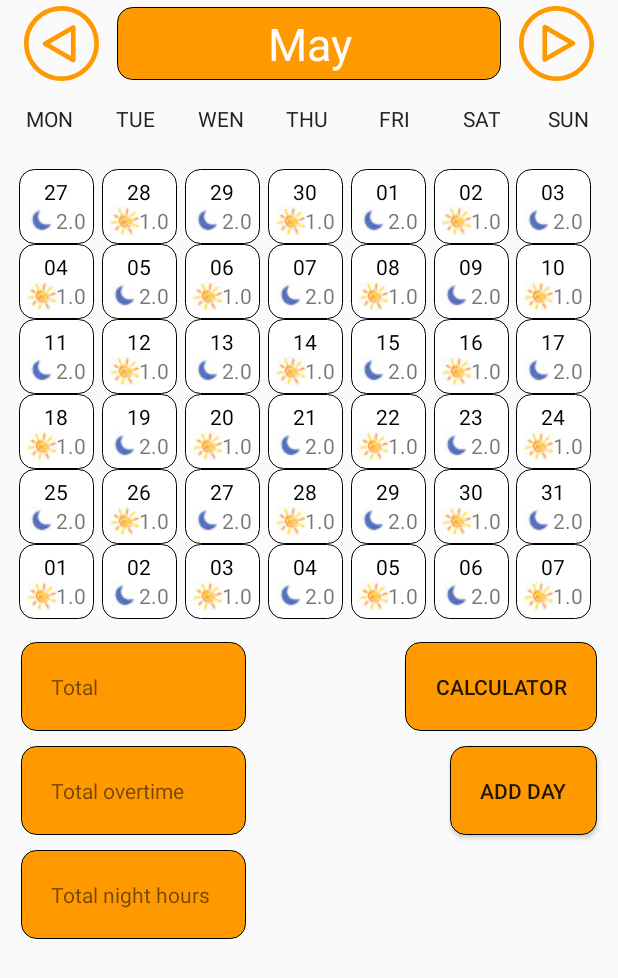
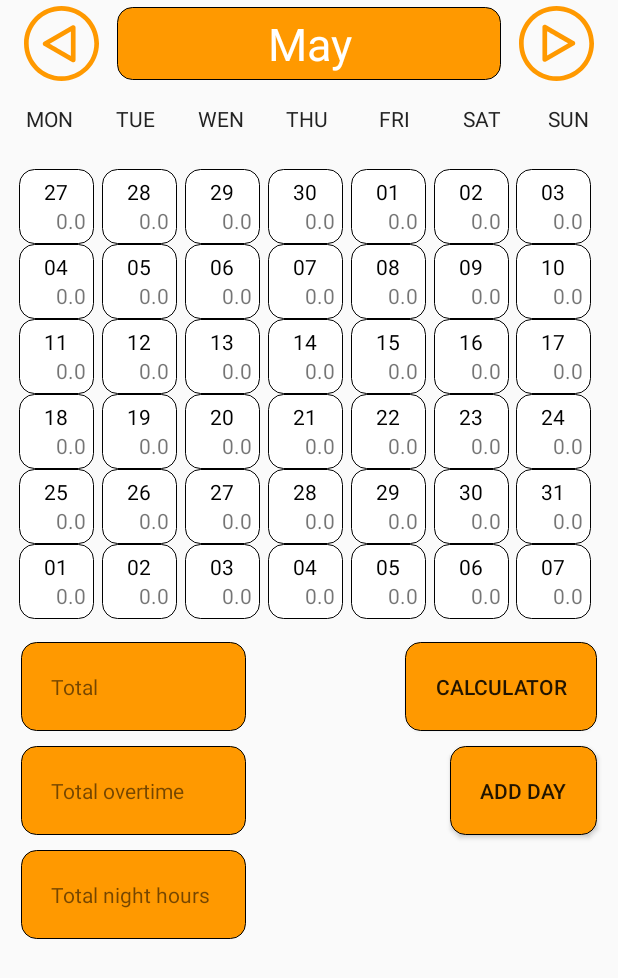
Before and after one commit to boriskim7/Time-Keeper, an Android app: the screen it shows after launch (MainActivity), on a phone screen of 412 x 824 dp. Shown: the top 978 px of the screen. Run offline under Robolectric (Android 15) with nearby library versions, the light colour scheme and no system bars.

Commit message:
db update

```diff
--- a/app/src/main/java/com/example/timekeeper/AddShiftActivity.java
+++ b/app/src/main/java/com/example/timekeeper/AddShiftActivity.java
@@ -42,13 +42,11 @@ public class AddShiftActivity extends AppCompatActivity {
                 Cursor cursor = sqLiteDatabase.query(ShiftDBContract.ShiftRecords.TABLE_NAME, null, null, null, null, null, null);
 
                 if (cursor.moveToFirst()) {
-                    int idIndex = cursor.getColumnIndex(ShiftDBContract.ShiftRecords._ID);
                     int dateIndex = cursor.getColumnIndex(ShiftDBContract.ShiftRecords.COLUMN_DATE);
                     int ovIndex = cursor.getColumnIndex(ShiftDBContract.ShiftRecords.COLUMN_OVERTIME);
                     int nsIndex = cursor.getColumnIndex(ShiftDBContract.ShiftRecords.COLUMN_NIGHT_HOUR);
                     do {
-                        Log.d("mLog", "ID = " + cursor.getInt(idIndex) +
-                                ", DATE = " + cursor.getString(dateIndex) +
+                        Log.d("mLog","DATE = " + cursor.getString(dateIndex) +
                                 ", overtime = " + cursor.getDouble(ovIndex) +
                                 ", nightshift = " + cursor.getDouble(nsIndex));
                     } while (cursor.moveToNext());
--- a/app/src/main/java/com/example/timekeeper/MainActivity.java
+++ b/app/src/main/java/com/example/timekeeper/MainActivity.java
@@ -5,6 +5,8 @@ import androidx.recyclerview.widget.GridLayoutManager;
 import androidx.recyclerview.widget.RecyclerView;
 
 import android.content.Intent;
+import android.database.Cursor;
+import android.database.sqlite.SQLiteDatabase;
 import android.os.Bundle;
 import android.text.format.DateUtils;
 import android.util.Log;
@@ -14,6 +16,7 @@ import android.widget.ImageButton;
 import android.widget.TextView;
 import android.widget.Toast;
 
+import java.text.SimpleDateFormat;
 import java.util.ArrayList;
 import java.util.Calendar;
 import java.util.Date;
@@ -27,8 +30,10 @@ public class MainActivity extends AppCompatActivity implements MyRecyclerViewAda
     private ImageButton nextMonth;
     private Button btnCalc;
     private Button btnAddShift;
-    RecyclerView recyclerView;
-    MyRecyclerViewAdapter adapter;
+    private RecyclerView recyclerView;
+    private MyRecyclerViewAdapter adapter;
+    private SQLiteDatabase sqLiteDatabase;
+
 
     // how many days to show, defaults to six weeks, 42 days
     // default date format
@@ -87,6 +92,12 @@ public class MainActivity extends AppCompatActivity implements MyRecyclerViewAda
 
     }
     public void updateCalendar() {
+        final ShiftDBSQLiteHelper dbHelper = new ShiftDBSQLiteHelper(this);
+        sqLiteDatabase = dbHelper.getWritableDatabase();
+        Cursor cursor;
+        SimpleDateFormat sdf = new SimpleDateFormat("yyy-MM-dd");
+
+
         monthNameInHeader = currentDate.getDisplayName(Calendar.MONTH,Calendar.LONG, Locale.getDefault());
         monthName.setText(monthNameInHeader);
         int numberOfColumns = 7;
@@ -99,7 +110,7 @@ public class MainActivity extends AppCompatActivity implements MyRecyclerViewAda
         calendar.set(Calendar.DAY_OF_MONTH, 1);
         int monthBeginningCell = calendar.get(Calendar.DAY_OF_WEEK) - 2;
 
-        // move calendar backwards to the beginning of the week
+        // move calendar backwards to the beginning of the weekdebu
         calendar.add(Calendar.DAY_OF_MONTH, -monthBeginningCell);
 
         // fill cells
@@ -107,9 +118,27 @@ public class MainActivity extends AppCompatActivity implements MyRecyclerViewAda
             cells.add(calendar.getTime());
 
             calendar.add(Calendar.DAY_OF_MONTH, 1);
-            if(cells.size()%2 == 0)
-                days.add(new Shift(cells.get(cells.size()-1), 1, 1, 0));
-            else days.add(new Shift(cells.get(cells.size()-1), 1, 2, 6.5));
+            String selection = ShiftDBContract.ShiftRecords.COLUMN_DATE + " = ?";
+            String [] selectionArgs = {sdf.format(cells.get(cells.size()-1))};
+            cursor = sqLiteDatabase.query(
+                    ShiftDBContract.ShiftRecords.TABLE_NAME,
+                    null,
+                    selection ,
+                    selectionArgs,
+                    null,
+                    null,
+                    null);
+
+                if(cursor.moveToFirst()!=false) {
+                    int dateIndex = cursor.getColumnIndex(ShiftDBContract.ShiftRecords.COLUMN_DATE);
+                    int ovIndex = cursor.getColumnIndex(ShiftDBContract.ShiftRecords.COLUMN_OVERTIME);
+                    int nsIndex = cursor.getColumnIndex(ShiftDBContract.ShiftRecords.COLUMN_NIGHT_HOUR);
+
+                    days.add(new Shift(cells.get(cells.size() - 1), 1, cursor.getDouble(ovIndex), cursor.getDouble(nsIndex)));
+                } else {
+                    days.add(new Shift(cells.get(cells.size()-1),0,0,0));
+                }
+
         }
 
         // set up the RecyclerView
--- a/app/src/main/java/com/example/timekeeper/MyRecyclerViewAdapter.java
+++ b/app/src/main/java/com/example/timekeeper/MyRecyclerViewAdapter.java
@@ -48,12 +48,14 @@ public class MyRecyclerViewAdapter extends RecyclerView.Adapter<MyRecyclerViewAd
 
 
         holder.dateTextView.setText(sdf.format(mShifts.get(position).getDate()));
-        if(sdf.format(mShifts.get(position).getDate()).equals(10) || sdf.format(mShifts.get(position).getDate()).equals(20))
-            holder.dateTextView.setBackgroundColor(888888);
-        if(mShifts.get(position).nightHours > 0 ) {
+        if(sdf.format(mShifts.get(position).getDate()).equals(10) || sdf.format(mShifts.get(position).getDate()).equals(20)) {
+            holder.dateTextView.setBackgroundColor(Color.GRAY);
+        }
+        holder.sunMoonImageView.setBackgroundColor(Color.WHITE);
+        if(mShifts.get(position).nightHours > 0 && mShifts.get(position).dayNight == 1) {
             holder.sunMoonImageView.setImageResource(R.drawable.moon_calendar);
         }
-        if(mShifts.get(position).nightHours == 0 ) {
+        if(mShifts.get(position).nightHours == 0 && mShifts.get(position).dayNight == 1) {
             holder.sunMoonImageView.setImageResource(R.drawable.sun_calendar);
 
         }
--- a/app/src/main/java/com/example/timekeeper/ShiftDBContract.java
+++ b/app/src/main/java/com/example/timekeeper/ShiftDBContract.java
@@ -6,15 +6,14 @@ public class ShiftDBContract {
     private ShiftDBContract() {
     }
 
-    public static final class ShiftRecords implements BaseColumns {
+    public static class ShiftRecords implements BaseColumns {
         public static final String TABLE_NAME = "shiftlist";
         public static final String COLUMN_DATE = "date";
         public static final String COLUMN_OVERTIME = "overtime";
         public static final String COLUMN_NIGHT_HOUR = "nighthour";
 
         public static final String CREATE_TABLE = "CREATE TABLE IF NOT EXISTS " + TABLE_NAME + " (" +
-                _ID + " INTEGER PRIMARY KEY AUTOINCREMENT, " +
-                COLUMN_DATE + " TEXT UNIQUE, " +
+                COLUMN_DATE + " TEXT PRIMARY KEY, " +
                 COLUMN_OVERTIME + " REAL, " +
                 COLUMN_NIGHT_HOUR + " REAL" + ")";
 
--- a/app/src/main/java/com/example/timekeeper/ShiftDBSQLiteHelper.java
+++ b/app/src/main/java/com/example/timekeeper/ShiftDBSQLiteHelper.java
@@ -8,9 +8,6 @@ public class ShiftDBSQLiteHelper extends SQLiteOpenHelper {
 
     private static final int DATABASE_VERSION = 1;
     public static final String DATABASE_NAME = "shifts_database";
-
-
-
 
     public ShiftDBSQLiteHelper(Context context) {
         super(context, DATABASE_NAME, null, DATABASE_VERSION);
```
